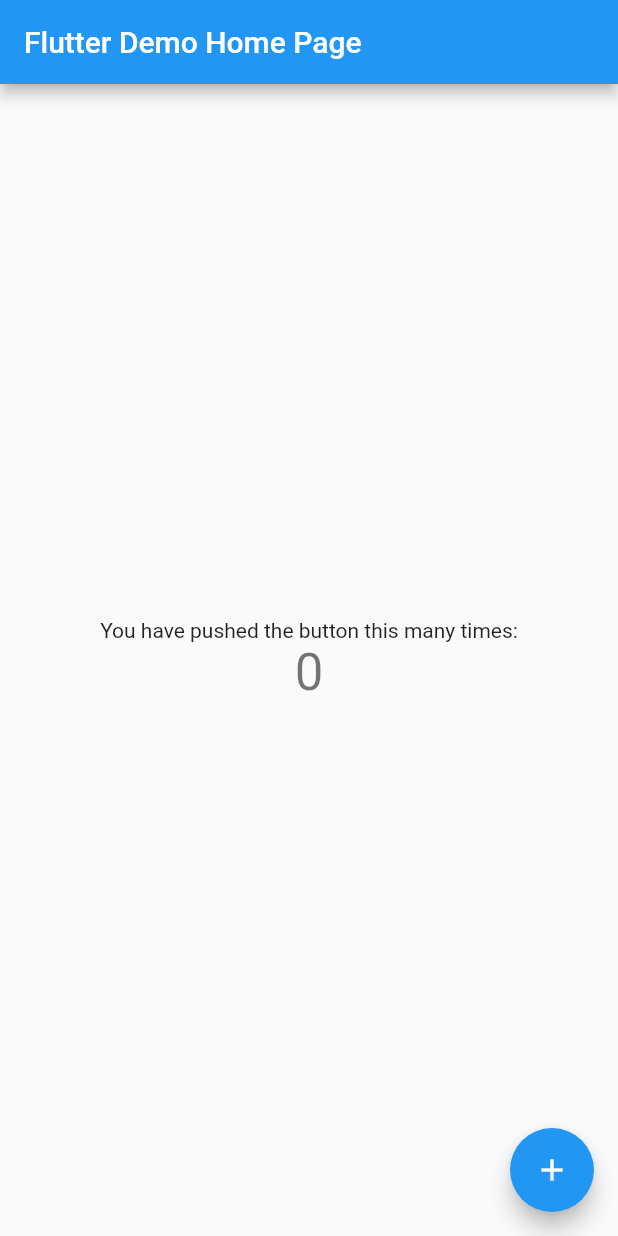
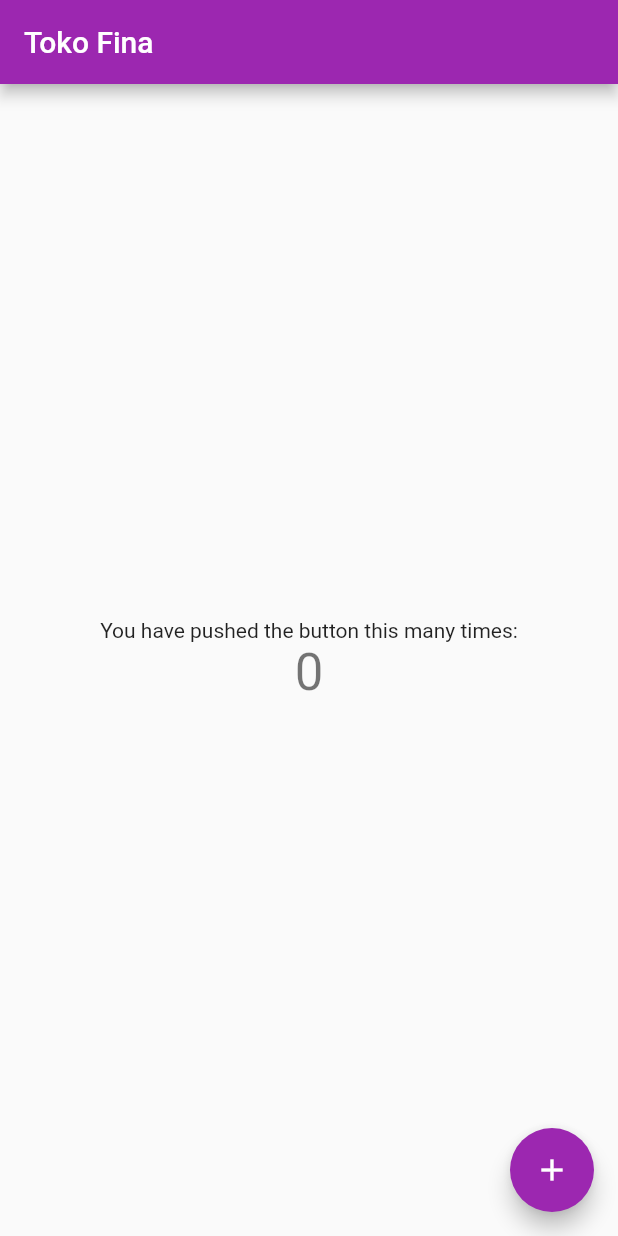
Before and after one commit to 12210752-Alfinaputrianggraini/12210752-Projek2, a Flutter app: the screen it shows after launch, on a phone screen of 412 x 824 dp. Run offline on Flutter 3.47's test engine with Material 2 defaults, Android fonts, the phone set to English and light mode, and no system bars.

Commit message:
aplikasi fina

```diff
--- a/lib/main.dart
+++ b/lib/main.dart
@@ -22,9 +22,9 @@ class MyApp extends StatelessWidget {
         // or simply save your changes to "hot reload" in a Flutter IDE).
         // Notice that the counter didn't reset back to zero; the application
         // is not restarted.
-        primarySwatch: Colors.blue,
+        primarySwatch: Colors.purple,
       ),
-      home: const MyHomePage(title: 'Flutter Demo Home Page'),
+      home: const MyHomePage(title: 'Toko Fina'),
     );
   }
 }
```
